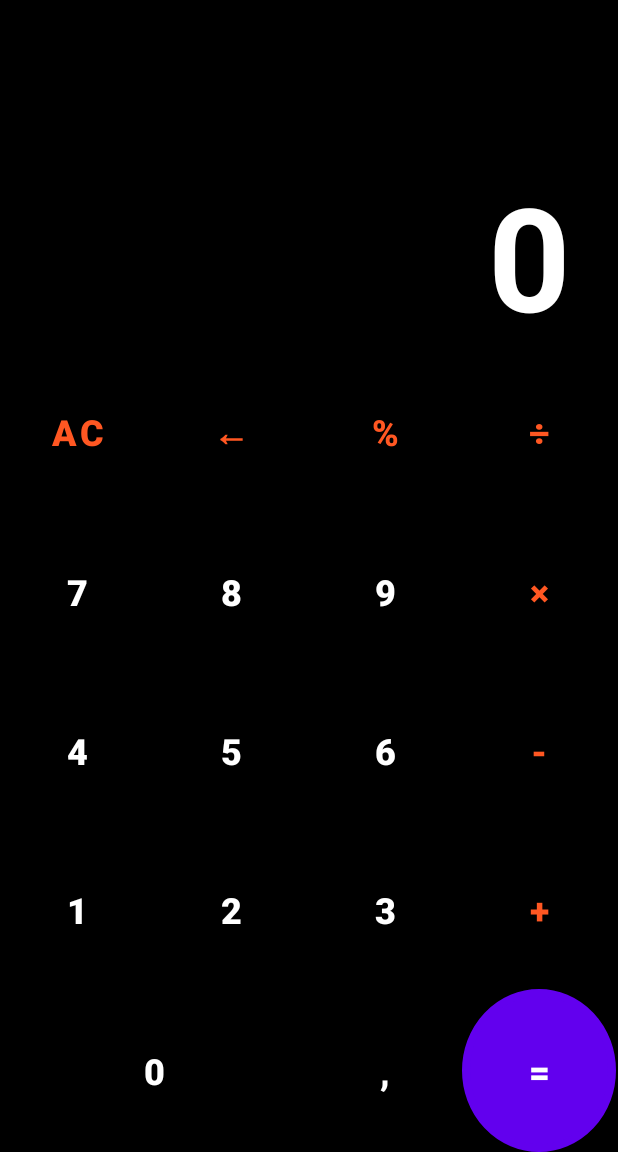
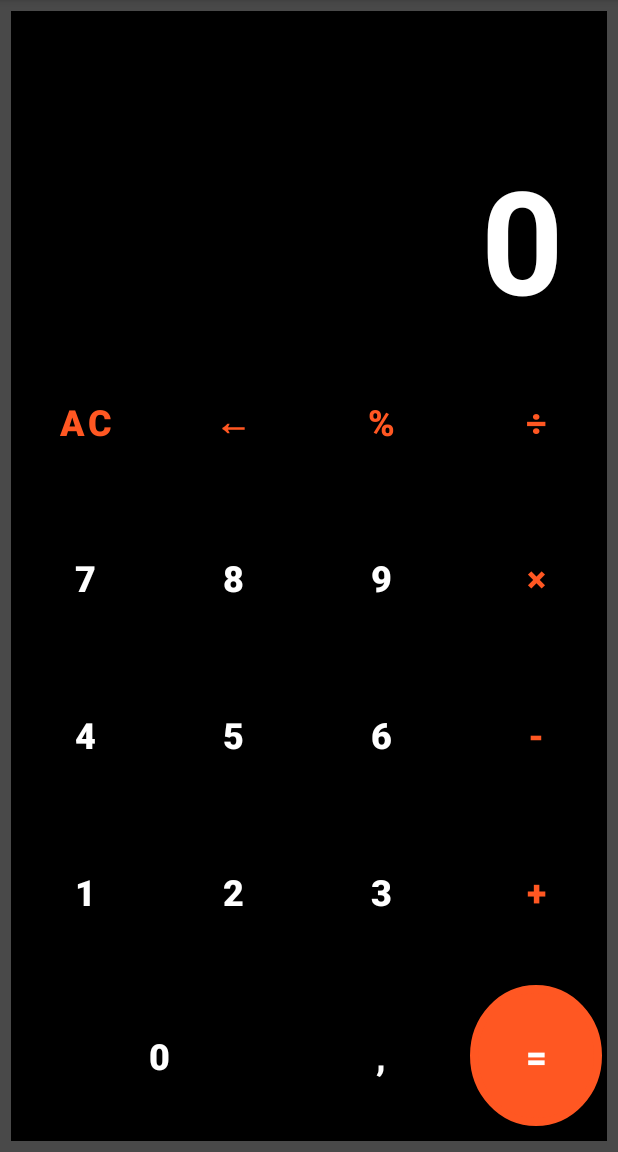
Before and after one commit to PedroPuertasR/2DAM, an Android app: the screen it shows after launch (MainActivity), on a phone screen of 412 x 824 dp, the part 84-1236 px from its top. Run offline under Robolectric (Android 15) with nearby library versions, the light colour scheme and no system bars.

Commit message:
actualización margin botones

```diff
--- a/2 Trimestre/Calculadora/app/src/main/res/layout/activity_main.xml
+++ b/2 Trimestre/Calculadora/app/src/main/res/layout/activity_main.xml
@@ -4,17 +4,19 @@
     xmlns:tools="http://schemas.android.com/tools"
     android:layout_width="match_parent"
     android:layout_height="match_parent"
+    android:background="#494949"
     tools:context=".MainActivity">
 
     <TableLayout
         android:layout_width="match_parent"
         android:layout_height="match_parent"
+        android:layout_margin="7dp"
         android:background="#000000"
+        android:stretchColumns="0,1,2,3"
         app:layout_constraintBottom_toTopOf="parent"
         app:layout_constraintEnd_toStartOf="parent"
         app:layout_constraintStart_toEndOf="parent"
-        app:layout_constraintTop_toBottomOf="parent"
-        android:stretchColumns="0,1,2,3">
+        app:layout_constraintTop_toBottomOf="parent">
 
         <TableRow
             android:layout_width="match_parent"
@@ -27,6 +29,7 @@
                 android:layout_height="match_parent"
                 android:layout_span="4"
                 android:gravity="bottom|end"
+                android:layout_margin="5dp"
                 android:paddingHorizontal="30dp"
                 android:text="0"
                 android:textColor="#FFFFFF"
@@ -45,6 +48,7 @@
                 android:layout_height="match_parent"
                 android:background="#00FFFFFF"
                 android:text="AC"
+                android:layout_margin="5dp"
                 android:textAlignment="center"
                 android:textColor="#FF5722"
                 android:textSize="24sp"
@@ -56,6 +60,7 @@
                 android:layout_height="match_parent"
                 android:background="#00FFFFFF"
                 android:text="←"
+                android:layout_margin="5dp"
                 android:textAlignment="center"
                 android:textColor="#FF5722"
                 android:textSize="24sp"
@@ -67,6 +72,7 @@
                 android:layout_height="match_parent"
                 android:background="#00FFFFFF"
                 android:text="%"
+                android:layout_margin="5dp"
                 android:textAlignment="center"
                 android:textColor="#FF5722"
                 android:textSize="24sp"
@@ -78,6 +84,7 @@
                 android:layout_height="match_parent"
                 android:background="#00FFFFFF"
                 android:text="÷"
+                android:layout_margin="5dp"
                 android:textAlignment="center"
                 android:textColor="#FF5722"
                 android:textSize="24sp"
@@ -95,6 +102,7 @@
                 android:layout_height="match_parent"
                 android:background="#00FFFFFF"
                 android:text="7"
+                android:layout_margin="5dp"
                 android:textAlignment="center"
                 android:textSize="24sp"
                 android:textStyle="bold" />
@@ -105,6 +113,7 @@
                 android:layout_height="match_parent"
                 android:background="#00FFFFFF"
                 android:text="8"
+                android:layout_margin="5dp"
                 android:textAlignment="center"
                 android:textSize="24sp"
                 android:textStyle="bold" />
@@ -115,6 +124,7 @@
                 android:layout_height="match_parent"
                 android:background="#00FFFFFF"
                 android:text="9"
+                android:layout_margin="5dp"
                 android:textAlignment="center"
                 android:textSize="24sp"
                 android:textStyle="bold" />
@@ -125,6 +135,7 @@
                 android:layout_height="match_parent"
                 android:background="#00FFFFFF"
                 android:text="×"
+                android:layout_margin="5dp"
                 android:textAlignment="center"
                 android:textColor="#FF5722"
                 android:textSize="24sp"
@@ -142,6 +153,7 @@
                 android:layout_height="match_parent"
                 android:background="#00FFFFFF"
                 android:text="4"
+                android:layout_margin="5dp"
                 android:textAlignment="center"
                 android:textSize="24sp"
                 android:textStyle="bold" />
@@ -152,6 +164,7 @@
                 android:layout_height="match_parent"
                 android:background="#00FFFFFF"
                 android:text="5"
+                android:layout_margin="5dp"
                 android:textAlignment="center"
                 android:textSize="24sp"
                 android:textStyle="bold" />
@@ -162,6 +175,7 @@
                 android:layout_height="match_parent"
                 android:background="#00FFFFFF"
                 android:text="6"
+                android:layout_margin="5dp"
                 android:textAlignment="center"
                 android:textSize="24sp"
                 android:textStyle="bold" />
@@ -172,6 +186,7 @@
                 android:layout_height="match_parent"
                 android:background="#00FFFFFF"
                 android:text="-"
+                android:layout_margin="5dp"
                 android:textAlignment="center"
                 android:textColor="#FF5722"
                 android:textSize="24sp"
@@ -189,6 +204,7 @@
                 android:layout_height="match_parent"
                 android:background="#00FFFFFF"
                 android:text="1"
+                android:layout_margin="5dp"
                 android:textAlignment="center"
                 android:textSize="24sp"
                 android:textStyle="bold" />
@@ -199,6 +215,7 @@
                 android:layout_height="match_parent"
                 android:background="#00FFFFFF"
                 android:text="2"
+                android:layout_margin="5dp"
                 android:textAlignment="center"
                 android:textSize="24sp"
                 android:textStyle="bold" />
@@ -209,6 +226,7 @@
                 android:layout_height="match_parent"
                 android:background="#00FFFFFF"
                 android:text="3"
+                android:layout_margin="5dp"
                 android:textAlignment="center"
                 android:textSize="24sp"
                 android:textStyle="bold" />
@@ -219,6 +237,7 @@
                 android:layout_height="match_parent"
                 android:background="#00FFFFFF"
                 android:text="+"
+                android:layout_margin="5dp"
                 android:textAlignment="center"
                 android:textColor="#FF5722"
                 android:textSize="24sp"
@@ -237,6 +256,7 @@
                 android:layout_span="2"
                 android:background="#00FFFFFF"
                 android:text="0"
+                android:layout_margin="5dp"
                 android:textAlignment="center"
                 android:textSize="24sp"
                 android:textStyle="bold" />
@@ -247,6 +267,7 @@
                 android:layout_height="match_parent"
                 android:background="#00FFFFFF"
                 android:text=","
+                android:layout_margin="5dp"
                 android:textAlignment="center"
                 android:textSize="24sp"
                 android:textStyle="bold" />
@@ -255,14 +276,14 @@
                 android:id="@+id/button18"
                 android:layout_width="wrap_content"
                 android:layout_height="match_parent"
+                android:layout_margin="10dp"
                 android:background="@drawable/round_button"
-                android:backgroundTint="#FF5722"
-                android:padding="5dp"
                 android:text="="
                 android:textAlignment="center"
                 android:textColor="@android:color/white"
                 android:textSize="24sp"
-                android:textStyle="bold" />
+                android:textStyle="bold"
+                app:backgroundTint="#FF5722" />
         </TableRow>
     </TableLayout>
 </androidx.constraintlayout.widget.ConstraintLayout>
```
